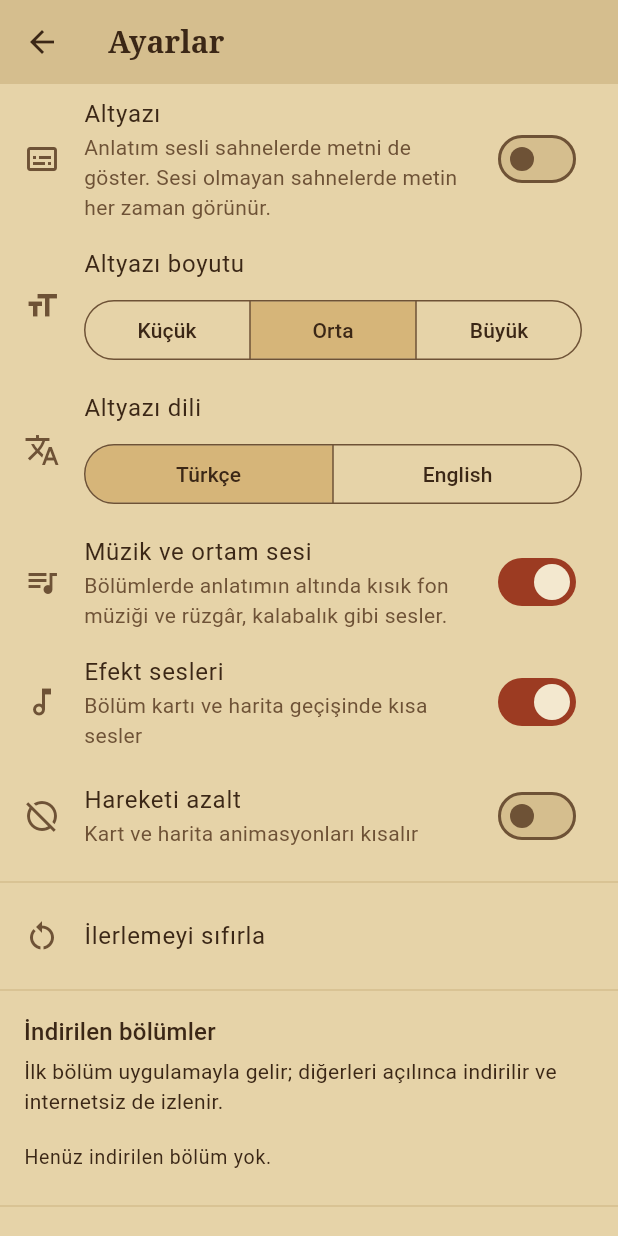
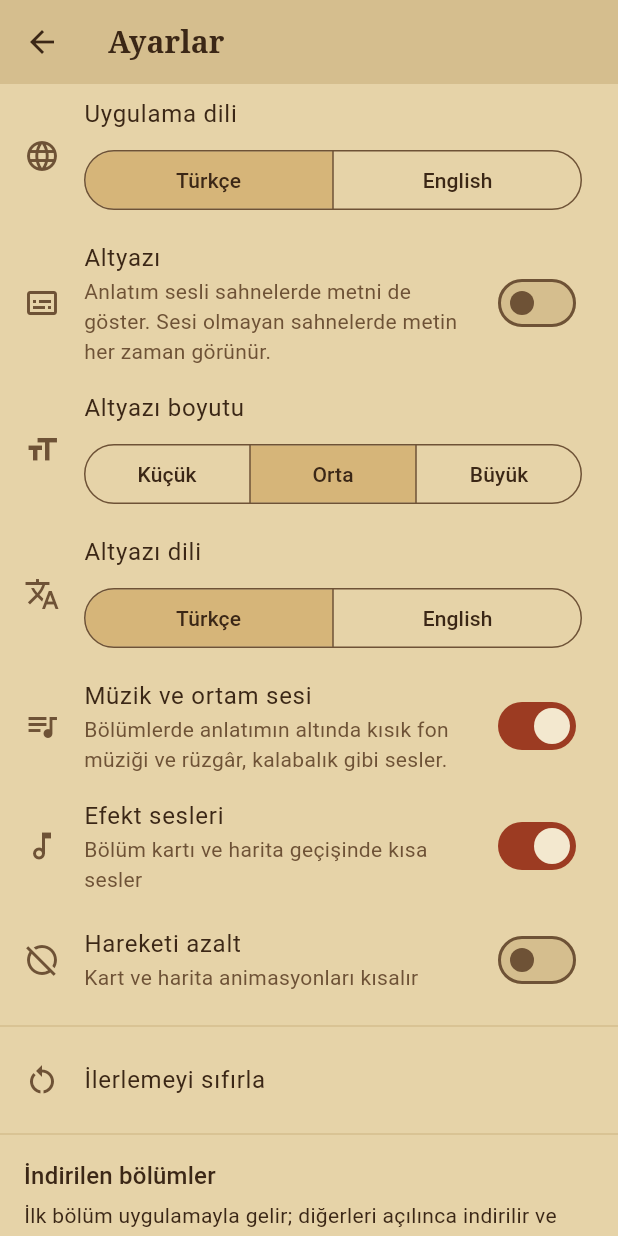
Before and after one commit to YerdemA/siyer, a Flutter app: the screen it shows after launch, after a tap on the "settings" icon, on a phone screen of 412 x 824 dp. Run offline on Flutter 3.47's test engine with Material 3 defaults, Android fonts, the phone set to English and light mode, and no system bars; our stand-ins replace audio_service, flutter_riverpod, go_router, just_audio, shared_preferences; missing offline and left inert: audio_session.

Commit message:
Ayarlara uygulama dili seçeneğini ekle
Arayüz Türkçe ya da İngilizce; İngilizcede bölüm adı ve özeti altyazı
çevirisinden gelir.

Co-Authored-By: Claude Opus 5.5 <noreply@anthropic.com>
Claude-Session: https://claude.ai/code/session_01XKuXL79eH593YDFyRYDaV7

```diff
--- a/app/lib/ayarlar/tercihler.dart
+++ b/app/lib/ayarlar/tercihler.dart
@@ -25,6 +25,7 @@ class Tercihler {
     this.altyazi = AltyaziBoyutu.orta,
     this.altyaziAcik = false,
     this.altyaziDili = 'tr',
+    this.arayuzDili = 'tr',
     this.efektSesleri = true,
     this.fonSesi = true,
     this.hareketiAzalt = false,
@@ -39,6 +40,9 @@ class Tercihler {
 
   /// Altyazının dili (`tr`, `en`); anlatım sesi her zaman Türkçe.
   final String altyaziDili;
+
+  /// Arayüzün ve bölüm adlarının dili (`tr`, `en`).
+  final String arayuzDili;
   final bool efektSesleri;
 
   /// Bölümlerde fon müziği ve ortam sesi.
@@ -54,6 +58,7 @@ class Tercihler {
     AltyaziBoyutu? altyazi,
     bool? altyaziAcik,
     String? altyaziDili,
+    String? arayuzDili,
     bool? efektSesleri,
     bool? fonSesi,
     bool? hareketiAzalt,
@@ -63,6 +68,7 @@ class Tercihler {
         altyazi: altyazi ?? this.altyazi,
         altyaziAcik: altyaziAcik ?? this.altyaziAcik,
         altyaziDili: altyaziDili ?? this.altyaziDili,
+        arayuzDili: arayuzDili ?? this.arayuzDili,
         efektSesleri: efektSesleri ?? this.efektSesleri,
         fonSesi: fonSesi ?? this.fonSesi,
         hareketiAzalt: hareketiAzalt ?? this.hareketiAzalt,
@@ -74,6 +80,7 @@ class TercihDeposu extends AsyncNotifier<Tercihler> {
   static const _altyazi = 'tercih.altyazi';
   static const _altyaziAcik = 'tercih.altyaziAcik';
   static const _altyaziDili = 'tercih.altyaziDili';
+  static const _arayuzDili = 'tercih.arayuzDili';
   static const _efekt = 'tercih.efekt';
   static const _fon = 'tercih.fonSesi';
   static const _hareket = 'tercih.hareketiAzalt';
@@ -86,6 +93,7 @@ class TercihDeposu extends AsyncNotifier<Tercihler> {
       altyazi: AltyaziBoyutu.values.where((b) => b.name == p.getString(_altyazi)).firstOrNull ?? AltyaziBoyutu.orta,
       altyaziAcik: p.getBool(_altyaziAcik) ?? false,
       altyaziDili: altyaziDilleri.contains(p.getString(_altyaziDili)) ? p.getString(_altyaziDili)! : 'tr',
+      arayuzDili: altyaziDilleri.contains(p.getString(_arayuzDili)) ? p.getString(_arayuzDili)! : 'tr',
       efektSesleri: p.getBool(_efekt) ?? true,
       fonSesi: p.getBool(_fon) ?? true,
       hareketiAzalt: p.getBool(_hareket) ?? false,
@@ -106,6 +114,11 @@ class TercihDeposu extends AsyncNotifier<Tercihler> {
   Future<void> altyaziDiliSec(String dil) async {
     state = AsyncData((state.value ?? const Tercihler()).kopya(altyaziDili: dil));
     await (await SharedPreferences.getInstance()).setString(_altyaziDili, dil);
+  }
+
+  Future<void> arayuzDiliSec(String dil) async {
+    state = AsyncData((state.value ?? const Tercihler()).kopya(arayuzDili: dil));
+    await (await SharedPreferences.getInstance()).setString(_arayuzDili, dil);
   }
 
   Future<void> efektSesleriSec(bool acik) async {
--- a/app/lib/ekranlar/ayarlar.dart
+++ b/app/lib/ekranlar/ayarlar.dart
@@ -23,6 +23,22 @@ class AyarlarEkrani extends ConsumerWidget {
       appBar: AppBar(title: Text(m.ayarlar)),
       body: ListView(
         children: [
+          ListTile(
+            leading: const Icon(Icons.language),
+            title: Text(m.uygulamaDili),
+            subtitle: Padding(
+              padding: const EdgeInsets.only(top: 8),
+              child: SegmentedButton<String>(
+                showSelectedIcon: false,
+                segments: const [
+                  ButtonSegment(value: 'tr', label: Text('Türkçe')),
+                  ButtonSegment(value: 'en', label: Text('English')),
+                ],
+                selected: {tercih.arayuzDili},
+                onSelectionChanged: (s) => depo.arayuzDiliSec(s.first),
+              ),
+            ),
+          ),
           SwitchListTile(
             secondary: const Icon(Icons.subtitles_outlined),
             title: Text(m.altyazi),
--- a/app/lib/icerik/model.dart
+++ b/app/lib/icerik/model.dart
@@ -364,6 +364,17 @@ class Bolum {
   final List<Sahne> sahneler;
   final List<Iddia> iddialar;
 
+  /// Başlığı ve özeti başka dildeki çeviriyle değiştirilmiş kopya.
+  Bolum cevirisiyle(AltyaziCevirisi c) => Bolum(
+        id: id,
+        sira: sira,
+        baslik: c.baslik.isEmpty ? baslik : c.baslik,
+        ozet: c.ozet.isEmpty ? ozet : c.ozet,
+        durum: durum,
+        sahneler: sahneler,
+        iddialar: iddialar,
+      );
+
   /// Bölüm sonunda gösterilecek tekil atıflar, ilk geçiş sırasıyla.
   List<Atif> get tumAtiflar {
     final gorulen = <String>{};
--- a/app/lib/l10n/app_en.arb
+++ b/app/lib/l10n/app_en.arb
@@ -107,5 +107,6 @@
   "yakindaAlt": "Coming soon",
   "fonSesi": "Music and ambience",
   "fonSesiAciklama": "Soft background music and sounds such as wind and crowds under the narration.",
-  "altyaziDili": "Subtitle language"
+  "altyaziDili": "Subtitle language",
+  "uygulamaDili": "App language"
 }
--- a/app/lib/l10n/app_localizations.dart
+++ b/app/lib/l10n/app_localizations.dart
@@ -684,6 +684,12 @@ abstract class Metinler {
   /// In tr, this message translates to:
   /// **'Altyazı dili'**
   String get altyaziDili;
+
+  /// No description provided for @uygulamaDili.
+  ///
+  /// In tr, this message translates to:
+  /// **'Uygulama dili'**
+  String get uygulamaDili;
 }
 
 class _MetinlerDelegate extends LocalizationsDelegate<Metinler> {
--- a/app/lib/l10n/app_localizations_en.dart
+++ b/app/lib/l10n/app_localizations_en.dart
@@ -351,4 +351,7 @@ class MetinlerEn extends Metinler {
 
   @override
   String get altyaziDili => 'Subtitle language';
+
+  @override
+  String get uygulamaDili => 'App language';
 }
--- a/app/lib/l10n/app_localizations_tr.dart
+++ b/app/lib/l10n/app_localizations_tr.dart
@@ -349,4 +349,7 @@ class MetinlerTr extends Metinler {
 
   @override
   String get altyaziDili => 'Altyazı dili';
+
+  @override
+  String get uygulamaDili => 'Uygulama dili';
 }
--- a/app/lib/l10n/app_tr.arb
+++ b/app/lib/l10n/app_tr.arb
@@ -245,5 +245,6 @@
   "yakindaAlt": "Yakında",
   "fonSesi": "Müzik ve ortam sesi",
   "fonSesiAciklama": "Bölümlerde anlatımın altında kısık fon müziği ve rüzgâr, kalabalık gibi sesler.",
-  "altyaziDili": "Altyazı dili"
+  "altyaziDili": "Altyazı dili",
+  "uygulamaDili": "Uygulama dili"
 }
--- a/app/lib/main.dart
+++ b/app/lib/main.dart
@@ -8,6 +8,7 @@ import 'ekranlar/ana_sayfa.dart';
 import 'ekranlar/ayarlar.dart';
 import 'ekranlar/harita.dart';
 import 'ekranlar/sahislar.dart';
+import 'ayarlar/tercihler.dart';
 import 'ekranlar/zaman_cizelgesi.dart';
 import 'l10n/app_localizations.dart';
 import 'oynatici/oynatici_ekrani.dart';
@@ -51,15 +52,16 @@ final _yonlendirici = GoRouter(
   ],
 );
 
-class Uygulama extends StatelessWidget {
+class Uygulama extends ConsumerWidget {
   const Uygulama({super.key});
 
   @override
-  Widget build(BuildContext context) {
+  Widget build(BuildContext context, WidgetRef ref) {
+    final dil = ref.watch(tercihlerProvider.select((t) => t.value?.arayuzDili ?? 'tr'));
     return MaterialApp.router(
       onGenerateTitle: (context) => Metinler.of(context).uygulamaAdi,
       routerConfig: _yonlendirici,
-      locale: const Locale('tr'),
+      locale: Locale(dil),
       supportedLocales: Metinler.supportedLocales,
       localizationsDelegates: const [
         Metinler.delegate,
```
Also changed, not shown: app/lib/icerik/depo.dart (+12 -2 lines), 1 other file.
